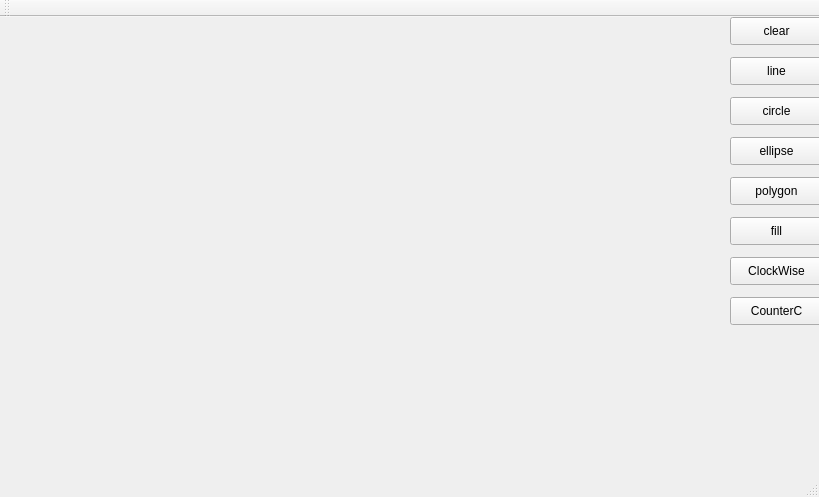
Qt form mainwindow.ui (JiaweiLing/CGLab) before a commit.
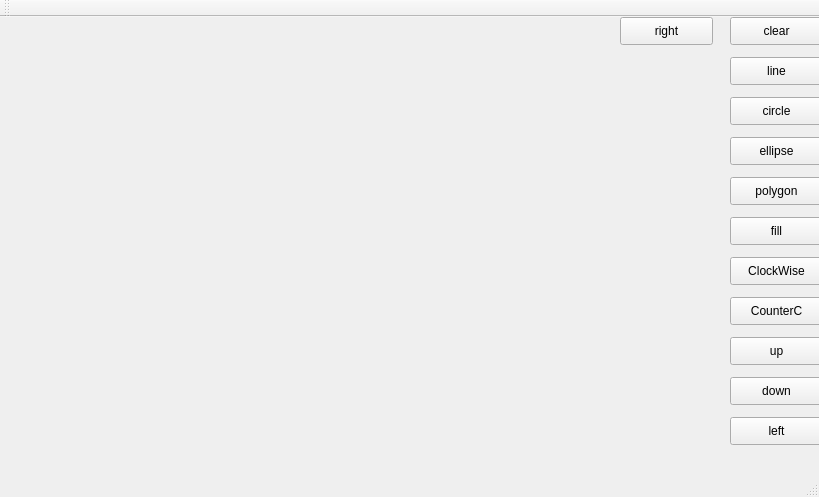
The same form after that commit.

What changed in the file:
```diff
--- a/mainwindow.ui
+++ b/mainwindow.ui
@@ -118,6 +118,58 @@
      <string>CounterC</string>
     </property>
    </widget>
+   <widget class="QPushButton" name="pushButton_9">
+    <property name="geometry">
+     <rect>
+      <x>730</x>
+      <y>320</y>
+      <width>93</width>
+      <height>28</height>
+     </rect>
+    </property>
+    <property name="text">
+     <string>up</string>
+    </property>
+   </widget>
+   <widget class="QPushButton" name="pushButton_10">
+    <property name="geometry">
+     <rect>
+      <x>730</x>
+      <y>360</y>
+      <width>93</width>
+      <height>28</height>
+     </rect>
+    </property>
+    <property name="text">
+     <string>down</string>
+    </property>
+   </widget>
+   <widget class="QPushButton" name="pushButton_11">
+    <property name="geometry">
+     <rect>
+      <x>730</x>
+      <y>400</y>
+      <width>93</width>
+      <height>28</height>
+     </rect>
+    </property>
+    <property name="text">
+     <string>left</string>
+    </property>
+   </widget>
+   <widget class="QPushButton" name="pushButton_12">
+    <property name="geometry">
+     <rect>
+      <x>620</x>
+      <y>0</y>
+      <width>93</width>
+      <height>28</height>
+     </rect>
+    </property>
+    <property name="text">
+     <string>right</string>
+    </property>
+   </widget>
   </widget>
   <widget class="QMenuBar" name="menuBar">
    <property name="geometry">
```
